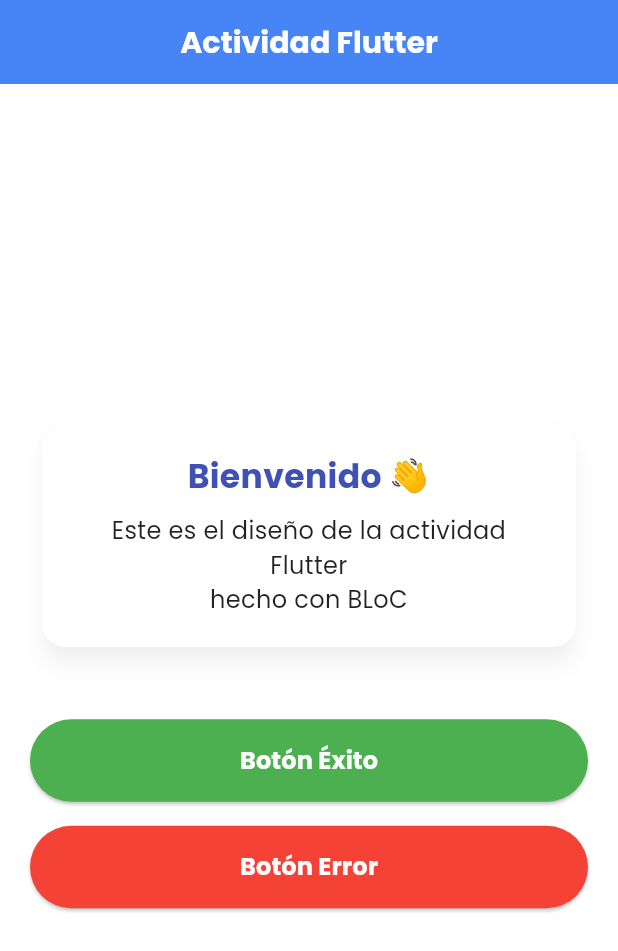
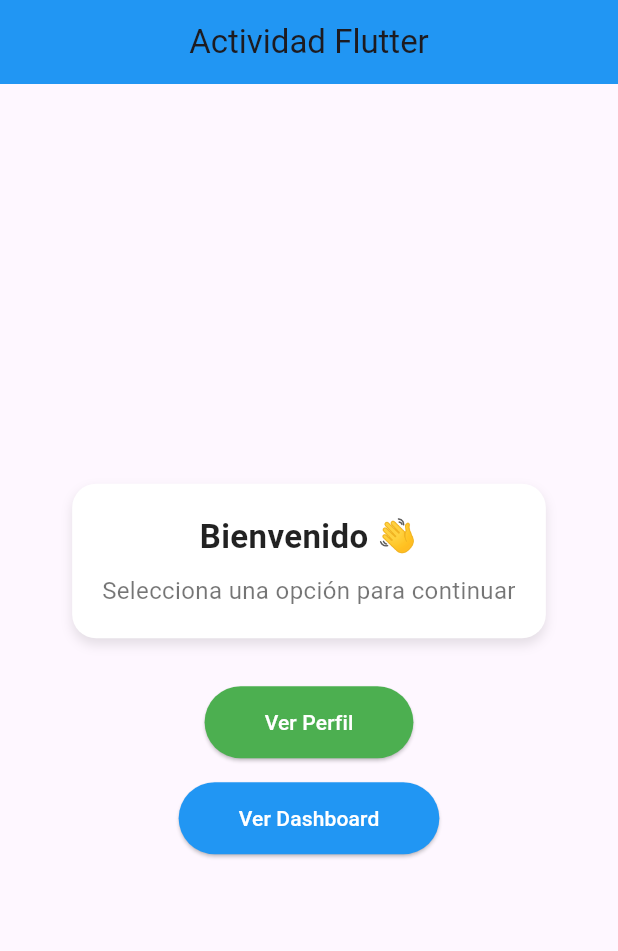
Before and after one commit to SaidColey456/SaidCO, a Flutter app: the screen it shows after launch, on a phone screen of 412 x 824 dp. Shown: the top 951 px of the screen. Run offline on Flutter 3.47's test engine with Material 3 defaults, Android fonts, the phone set to English and light mode, and no system bars; our stand-ins replace bloc, equatable, flutter_bloc, google_fonts.

Commit message:
Second Changes

```diff
--- a/Said_Coley_Romero/Actividad_flutter_01_09_2025/lib/main.dart
+++ b/Said_Coley_Romero/Actividad_flutter_01_09_2025/lib/main.dart
@@ -1,9 +1,8 @@
 import 'package:flutter/material.dart';
 import 'package:flutter_bloc/flutter_bloc.dart';
-import 'package:google_fonts/google_fonts.dart';
-
 import 'bloc/app_bloc.dart';
-import 'pages/app_page.dart';
+import 'pages/success_view.dart';
+import 'views/dashboard_view.dart';
 
 void main() {
   runApp(const MyApp());
@@ -20,22 +19,110 @@ class MyApp extends StatelessWidget {
         debugShowCheckedModeBanner: false,
         title: 'Actividad Flutter',
         theme: ThemeData(
-          textTheme: GoogleFonts.poppinsTextTheme(),
-          primarySwatch: Colors.indigo,
-
-          cardTheme: CardThemeData(
-            color: Colors.white,
-            elevation: 6,
-            shadowColor: Colors.black26,
-
-            shape: RoundedRectangleBorder(
-              borderRadius: BorderRadius.circular(20),
-            ),
-            margin: const EdgeInsets.all(8),
-          ),
+          primarySwatch: Colors.blue,
         ),
-        home: const AppPage(),
+        home: const HomePage(),
       ),
     );
   }
 }
+
+class HomePage extends StatelessWidget {
+  const HomePage({super.key});
+
+  @override
+  Widget build(BuildContext context) {
+    return Scaffold(
+      appBar: AppBar(
+        title: const Text("Actividad Flutter"),
+        centerTitle: true,
+        backgroundColor: Colors.blue,
+      ),
+      body: Center(
+        child: Column(
+          mainAxisAlignment: MainAxisAlignment.center,
+          children: [
+            // Tarjeta de bienvenida
+            Container(
+              margin: const EdgeInsets.symmetric(horizontal: 16, vertical: 12),
+              padding: const EdgeInsets.all(20),
+              decoration: BoxDecoration(
+                color: Colors.white,
+                borderRadius: BorderRadius.circular(16),
+                boxShadow: [
+                  BoxShadow(
+                    color: Colors.black.withOpacity(0.1),
+                    blurRadius: 6,
+                    offset: const Offset(0, 4),
+                  ),
+                ],
+              ),
+              child: Column(
+                children: const [
+                  Text(
+                    "Bienvenido 👋",
+                    style: TextStyle(
+                      fontSize: 22,
+                      fontWeight: FontWeight.bold,
+                      color: Colors.black87,
+                    ),
+                  ),
+                  SizedBox(height: 8),
+                  Text(
+                    "Selecciona una opción para continuar",
+                    style: TextStyle(fontSize: 16, color: Colors.black54),
+                    textAlign: TextAlign.center,
+                  ),
+                ],
+              ),
+            ),
+
+            const SizedBox(height: 20),
+
+
+            ElevatedButton(
+              onPressed: () {
+                Navigator.push(
+                  context,
+                  MaterialPageRoute(builder: (_) => const SuccessView()),
+                );
+              },
+              style: ElevatedButton.styleFrom(
+                backgroundColor: Colors.green,
+                foregroundColor: Colors.white,
+                padding:
+                    const EdgeInsets.symmetric(horizontal: 40, vertical: 14),
+                shape: RoundedRectangleBorder(
+                  borderRadius: BorderRadius.circular(30),
+                ),
+              ),
+              child: const Text("Ver Perfil"),
+            ),
+
+            const SizedBox(height: 16),
+
+
+            ElevatedButton(
+              onPressed: () {
+                Navigator.push(
+                  context,
+                  MaterialPageRoute(builder: (_) => const DashboardView()),
+                );
+              },
+              style: ElevatedButton.styleFrom(
+                backgroundColor: Colors.blue,
+                foregroundColor: Colors.white,
+                padding:
+                    const EdgeInsets.symmetric(horizontal: 40, vertical: 14),
+                shape: RoundedRectangleBorder(
+                  borderRadius: BorderRadius.circular(30),
+                ),
+              ),
+              child: const Text("Ver Dashboard"),
+            ),
+          ],
+        ),
+      ),
+    );
+  }
+}
```
Also changed, not shown: Said_Coley_Romero/Actividad_flutter_01_09_2025/pubspec.yaml (+4 -68 lines).
